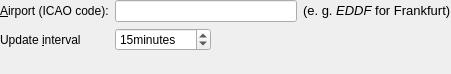
startkladde/startkladde, file src/plugins/info/metar/MetarPluginSettingsPane.ui: the form before one commit.
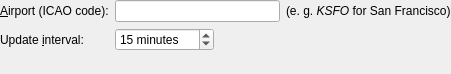
The form after the commit.

Patch:
```diff
--- a/src/plugins/info/metar/MetarPluginSettingsPane.ui
+++ b/src/plugins/info/metar/MetarPluginSettingsPane.ui
@@ -30,7 +30,7 @@
    <item row="3" column="0" colspan="2">
     <widget class="QLabel" name="label">
      <property name="text">
-      <string>Update &amp;interval</string>
+      <string>Update &amp;interval:</string>
      </property>
      <property name="buddy">
       <cstring>refreshIntervalInput</cstring>
@@ -45,7 +45,7 @@
         <string>Time between updates of the METAR report</string>
        </property>
        <property name="suffix">
-        <string>minutes</string>
+        <string extracomment="With a space at the beginning"> minutes</string>
        </property>
        <property name="minimum">
         <number>1</number>
@@ -98,14 +98,7 @@
      <item>
       <widget class="QLabel" name="label_2">
        <property name="text">
-        <string>&lt;!DOCTYPE HTML PUBLIC &quot;-//W3C//DTD HTML 4.0//EN&quot; &quot;http://www.w3.org/TR/REC-html40/strict.dtd&quot;&gt;
-&lt;html&gt;&lt;head&gt;&lt;meta name=&quot;qrichtext&quot; content=&quot;1&quot; /&gt;&lt;style type=&quot;text/css&quot;&gt;
-p, li { white-space: pre-wrap; }
-&lt;/style&gt;&lt;/head&gt;&lt;body style=&quot; font-family:'MS Shell Dlg 2'; font-size:8.25pt; font-weight:400; font-style:normal;&quot;&gt;
-&lt;table border=&quot;0&quot; style=&quot;-qt-table-type: root; margin-top:4px; margin-bottom:4px; margin-left:4px; margin-right:4px;&quot;&gt;
-&lt;tr&gt;
-&lt;td style=&quot;border: none;&quot;&gt;
-&lt;p style=&quot; margin-top:0px; margin-bottom:0px; margin-left:0px; margin-right:0px; -qt-block-indent:0; text-indent:0px;&quot;&gt;&lt;span style=&quot; font-family:'Sans'; font-size:10pt;&quot;&gt;(e. g. &lt;/span&gt;&lt;span style=&quot; font-family:'Sans'; font-size:10pt; font-style:italic;&quot;&gt;EDDF&lt;/span&gt;&lt;span style=&quot; font-family:'Sans'; font-size:10pt;&quot;&gt; for Frankfurt)&lt;/span&gt;&lt;/p&gt;&lt;/td&gt;&lt;/tr&gt;&lt;/table&gt;&lt;/body&gt;&lt;/html&gt;</string>
+        <string>&lt;html&gt;(e. g. &lt;i&gt;KSFO&lt;/i&gt; for San Francisco)&lt;/html&gt;</string>
        </property>
       </widget>
      </item>
```
